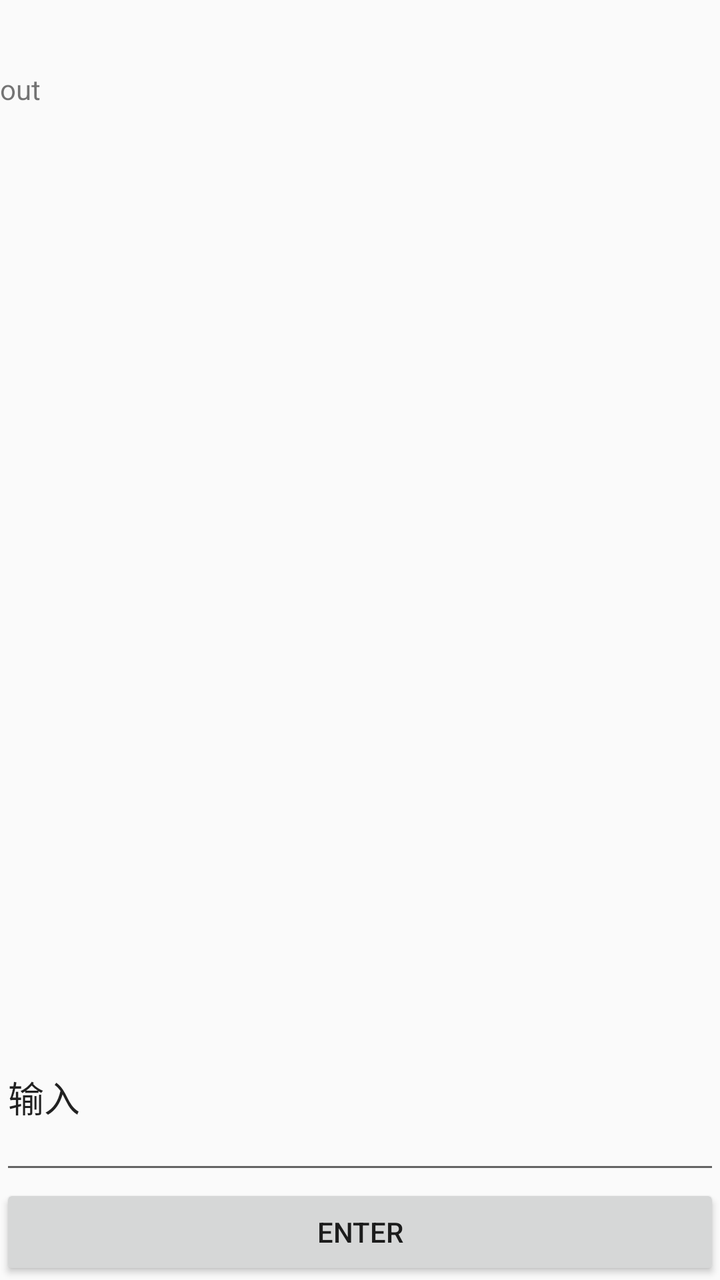
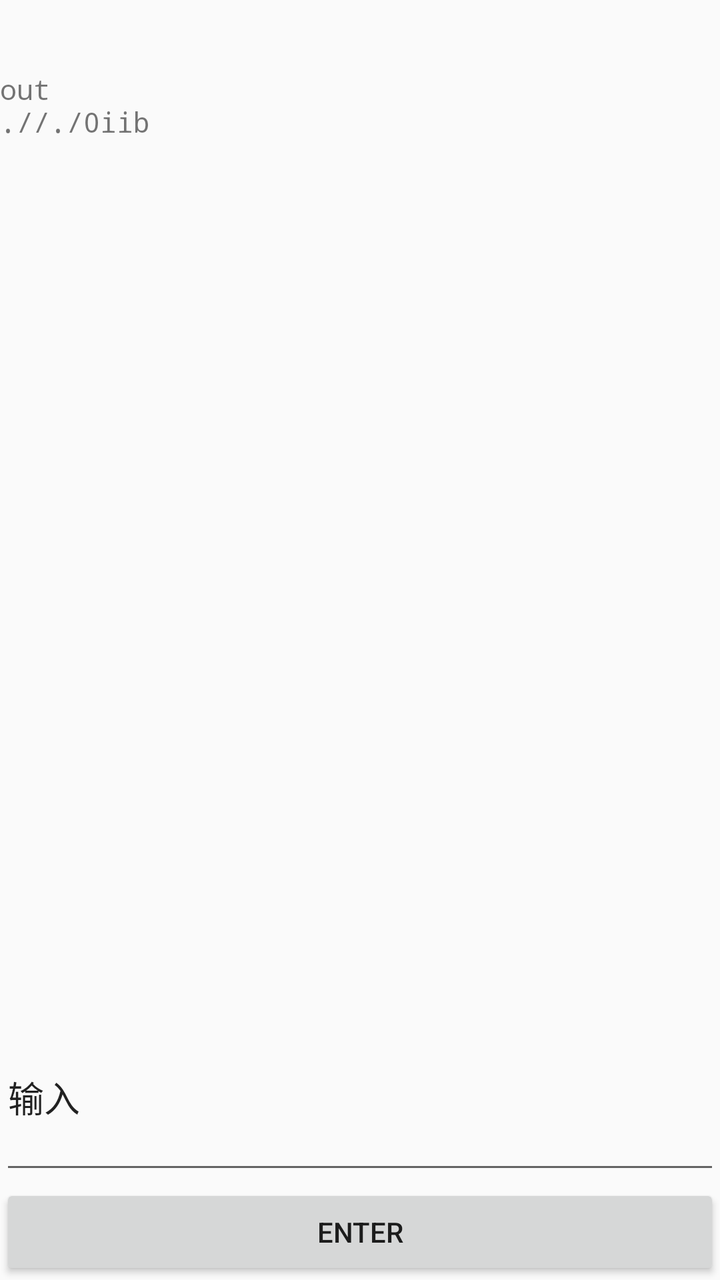

Two renders of the same Android screen: before a commit and after it. Below are the layout's source before the change and the commit's diff.
<!-- AndroidManifest.xml: application theme Theme.SimpleContainer -->
<!-- res/layout/fragment_dashboard.xml -->
<?xml version="1.0" encoding="utf-8"?>
<androidx.constraintlayout.widget.ConstraintLayout xmlns:android="http://schemas.android.com/apk/res/android"
    xmlns:app="http://schemas.android.com/apk/res-auto"
    xmlns:tools="http://schemas.android.com/tools"
    android:layout_width="match_parent"
    android:layout_height="match_parent"
    tools:context=".ui.dashboard.DashboardFragment">

    <LinearLayout
        android:layout_width="match_parent"
        android:layout_height="match_parent"
        android:orientation="vertical"
        tools:layout_editor_absoluteX="1dp"
        tools:layout_editor_absoluteY="1dp">

        <LinearLayout
            android:layout_width="match_parent"
            android:layout_height="0dp"
            android:layout_weight="0.5"
            android:orientation="vertical">

            <TextView
                android:id="@+id/text_dashboard"
                android:layout_width="match_parent"
                android:layout_height="wrap_content"
                android:layout_marginStart="8dp"
                android:layout_marginTop="8dp"
                android:layout_marginEnd="8dp"
                android:textAlignment="center"
                android:textSize="20sp" />

            <ScrollView
                android:id="@+id/scroll"
                android:layout_width="match_parent"
                android:layout_height="wrap_content">

                <TextView
                    android:id="@+id/shellShow"
                    android:layout_width="match_parent"
                    android:layout_height="wrap_content"
                    android:textIsSelectable="true"
                    android:text="out" />
            </ScrollView>

        </LinearLayout>


        <EditText
            android:id="@+id/shellEdit"
            android:layout_width="match_parent"
            android:layout_height="200px"
            android:text="输入"
            android:ems="10"
            android:gravity="start|top"
            android:inputType="textMultiLine" />

        <Button
            android:id="@+id/enter"
            android:layout_width="match_parent"
            android:layout_height="wrap_content"
            android:text="enter" />
    </LinearLayout>

</androidx.constraintlayout.widget.ConstraintLayout>
<!-- resources referenced by this layout -->
<resources>
  <style name="Theme.SimpleContainer" parent="Theme.MaterialComponents.DayNight.DarkActionBar.Bridge">
          
          <item name="colorPrimary">@color/purple_500</item>
          <item name="colorPrimaryVariant">@color/purple_700</item>
          <item name="colorOnPrimary">@color/white</item>
          
          <item name="colorSecondary">@color/teal_200</item>
          <item name="colorSecondaryVariant">@color/teal_700</item>
          <item name="colorOnSecondary">@color/black</item>
          
          <item name="android:statusBarColor">?attr/colorPrimaryVariant</item>
          
      </style>
  <color name="purple_500">#FF6200EE</color>
  <color name="purple_700">#FF3700B3</color>
  <color name="white">#FFFFFFFF</color>
  <color name="teal_200">#FF03DAC5</color>
  <color name="teal_700">#FF018786</color>
  <color name="black">#FF000000</color>
</resources>

<!-- the commit's change to res/layout/fragment_dashboard.xml (unified diff, before → after) -->
@@ -29,17 +29,25 @@
                 android:textAlignment="center"
                 android:textSize="20sp" />
 
+
             <ScrollView
-                android:id="@+id/scroll"
+                android:id="@+id/sv"
                 android:layout_width="match_parent"
                 android:layout_height="wrap_content">
 
-                <TextView
-                    android:id="@+id/shellShow"
-                    android:layout_width="match_parent"
-                    android:layout_height="wrap_content"
-                    android:textIsSelectable="true"
-                    android:text="out" />
+                <HorizontalScrollView
+                    android:layout_width="wrap_content"
+                    android:layout_height="wrap_content">
+
+                    <TextView
+                        android:id="@+id/shellShow"
+                        android:layout_width="match_parent"
+                        android:layout_height="wrap_content"
+                        android:fontFamily="monospace"
+                        android:text="out\n.//./0iib"
+                        android:textIsSelectable="true" />
+
+                </HorizontalScrollView>
             </ScrollView>
 
         </LinearLayout>
